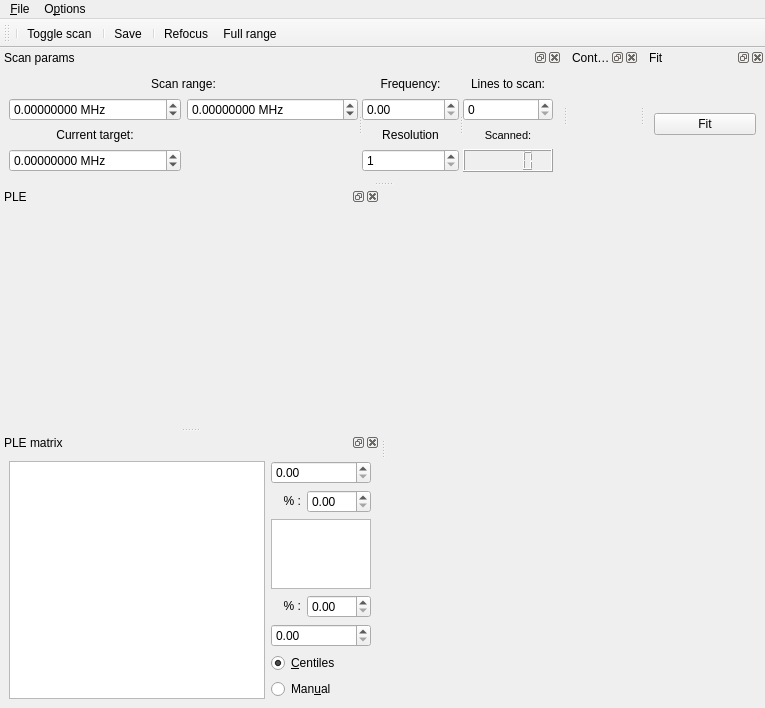
This is src/qudi/gui/ple/ple_gui.ui in bbuusshh/scudi as Qt 5 draws it before an edit. The edited form follows.
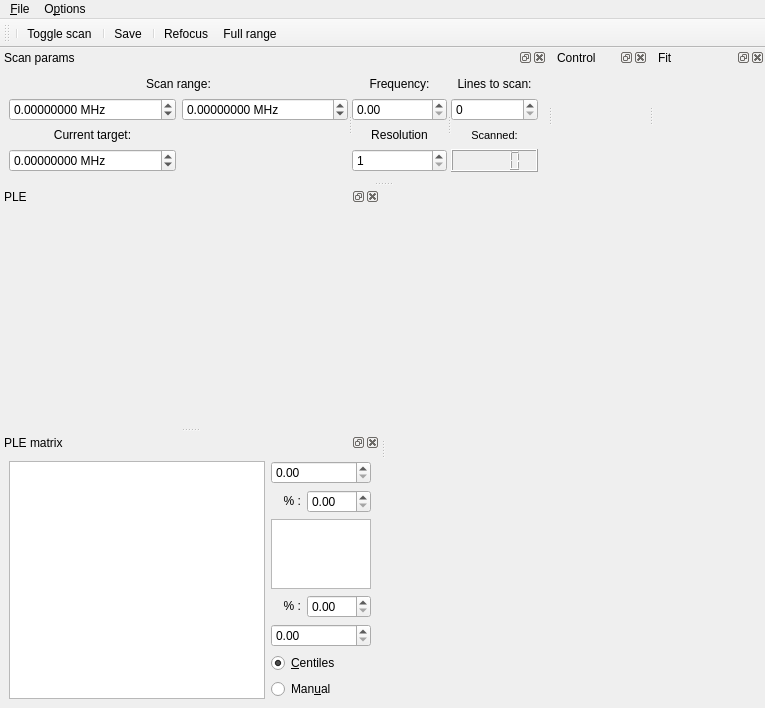
This is the edited form. Icons and pictures are not drawn. Custom widgets are drawn as their Qt base class.

Diff of the .ui file:
```diff
--- a/src/qudi/gui/ple/ple_gui.ui
+++ b/src/qudi/gui/ple/ple_gui.ui
@@ -378,8 +378,8 @@
   <widget class="QDockWidget" name="dockWidget">
    <property name="minimumSize">
     <size>
-     <width>0</width>
-     <height>0</height>
+     <width>80</width>
+     <height>38</height>
     </size>
    </property>
    <property name="windowTitle">
@@ -444,15 +444,7 @@
     <number>4</number>
    </attribute>
    <widget class="QWidget" name="dockWidgetContents_4">
-    <layout class="QGridLayout" name="gridLayout_7">
-     <item row="0" column="0">
-      <widget class="QPushButton" name="pushButton">
-       <property name="text">
-        <string>Fit</string>
-       </property>
-      </widget>
-     </item>
-    </layout>
+    <layout class="QGridLayout" name="gridLayout_7"/>
    </widget>
   </widget>
   <widget class="QDockWidget" name="ple_matrix_dockWidget">
```
Left out of the diff: 4 changed lines with no effect on the pictures.
